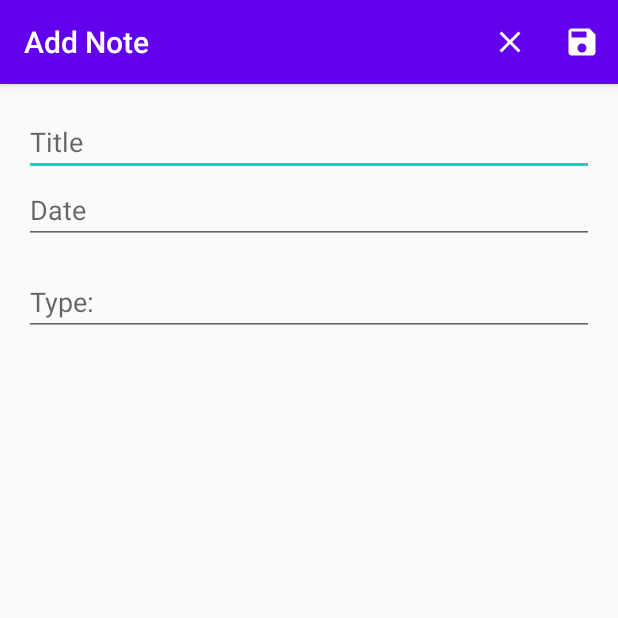
After one commit to RapidMurt/FridgeApp2, an Android app: the NewCardActivityFreezer screen opened directly, with no data from a screen before it, on a phone screen of 412 x 824 dp, the top half of it. The commit adds this screen. Run offline under Robolectric (Android 15) with nearby library versions, the phone set to English and light mode, and no system bars; our stand-ins replace Firebase (no records; nobody signed in at launch, a user with empty details on screens opened directly); Roboto replaces fonts that are not available here.

Commit message:
FoutOplossing Fridge fragment + freezer Fragment
Fout gevonden voor het niet tonen  van de cards na het goed herbekijken van de videos en goed begrijpen van de code heb ik de oplossing gevonden er stond een lijn code dat dit tonen blokeerde dit was nog van de activity.

Ook heb ik hier de freezer collection aangemaakt en deze werkt ook en toont ook de verschillende cards

```diff
--- a/app/build.gradle
+++ b/app/build.gradle
@@ -28,6 +28,7 @@ dependencies {
     implementation fileTree(dir: "libs", include: ["*.jar"])
     implementation 'androidx.appcompat:appcompat:1.2.0'
     implementation 'androidx.cardview:cardview:1.0.0'
+    implementation 'androidx.recyclerview:recyclerview:1.1.0'
     //noinspection GradleCompatible
     implementation 'com.android.support:design:28.0.0'
     implementation 'androidx.constraintlayout:constraintlayout:2.0.4'
--- /dev/null
+++ b/app/src/main/java/com/example/fridgeapp/Freezer/NewCardActivityFreezer.java
@@ -0,0 +1,66 @@
+package com.example.fridgeapp.Freezer;
+
+import android.os.Bundle;
+import android.view.Menu;
+import android.view.MenuInflater;
+import android.view.MenuItem;
+import android.widget.EditText;
+import android.widget.Toast;
+
+import androidx.appcompat.app.AppCompatActivity;
+
+import com.example.fridgeapp.Fridge.Card;
+import com.example.fridgeapp.R;
+import com.google.firebase.firestore.CollectionReference;
+import com.google.firebase.firestore.FirebaseFirestore;
+
+public class NewCardActivityFreezer extends AppCompatActivity {
+
+    private EditText editTextTitle;
+    private EditText editTextExpireDate;
+    private EditText editTextType;
+
+    @Override
+    protected void onCreate(Bundle savedInstanceState) {
+        super.onCreate(savedInstanceState);
+        setContentView(R.layout.newcardfreezer);
+        getSupportActionBar().setHomeAsUpIndicator(R.drawable.ic_close);
+        setTitle("Add Note");
+        editTextTitle = findViewById(R.id.edit_text_title);
+        editTextExpireDate = findViewById(R.id.edit_text_expireDate);
+        editTextType = findViewById(R.id.edit_text_type);
+    }
+    @Override
+    public boolean onCreateOptionsMenu(Menu menu) {
+        MenuInflater menuInflater = getMenuInflater();
+        menuInflater.inflate(R.menu.new_menu, menu);
+        return super.onCreateOptionsMenu(menu);
+    }
+    @Override
+    public boolean onOptionsItemSelected(MenuItem item) {
+        switch (item.getItemId()) {
+            case R.id.save:
+                saveNote();
+                return true;
+            case R.id.close:
+                getSupportFragmentManager().beginTransaction().replace(R.id.fragment_container, new Freezer()).commit();
+
+            default:
+                return super.onOptionsItemSelected(item);
+        }
+    }
+    private void saveNote() {
+        String title = editTextTitle.getText().toString();
+        String expireDate= editTextExpireDate.getText().toString();
+        String type = editTextType.getText().toString();
+        if (title.trim().isEmpty() || expireDate.trim().isEmpty() || type.trim().isEmpty()) {
+            Toast.makeText(this, "Please insert a title , expireDate , Type", Toast.LENGTH_SHORT).show();
+            return;
+        }
+        CollectionReference notebookRef = FirebaseFirestore.getInstance()
+                .collection("Freezer");
+        notebookRef.add(new Card(title, expireDate, type));
+        Toast.makeText(this, "card added", Toast.LENGTH_SHORT).show();
+        finish();
+    }
+}
--- a/app/src/main/java/com/example/fridgeapp/Fridge/Card.java
+++ b/app/src/main/java/com/example/fridgeapp/Fridge/Card.java
@@ -1,10 +1,13 @@
 package com.example.fridgeapp.Fridge;
+
+import androidx.annotation.Keep;
 
 public class Card {
     private String title;
     private String expireDate;
     private String type;
 
+    @Keep
     public Card()
     {
         //empty constructor needed
--- a/app/src/main/res/layout/nav_header.xml
+++ b/app/src/main/res/layout/nav_header.xml
@@ -9,11 +9,13 @@
     android:theme="@style/ThemeOverlay.AppCompat.Dark">
 
     <ImageView
+        android:id="@+id/ImageProfileNav"
         android:layout_width="wrap_content"
         android:layout_height="wrap_content"
         android:src="@mipmap/ic_launcher_round" />
 
     <TextView
+        android:id="@+id/profileFullNameNav"
         android:layout_width="wrap_content"
         android:layout_height="wrap_content"
         android:paddingTop="8dp"
@@ -21,6 +23,7 @@
         android:textAppearance="@style/TextAppearance.AppCompat.Body1"
         android:textColor="@color/black"/>
     <TextView
+        android:id="@+id/profileMailAdressNav"
         android:layout_width="wrap_content"
         android:layout_height="wrap_content"
         android:text="username@email.com"
--- /dev/null
+++ b/app/src/main/res/layout/newcardfreezer.xml
@@ -0,0 +1,33 @@
+<?xml version="1.0" encoding="utf-8"?>
+<LinearLayout xmlns:android="http://schemas.android.com/apk/res/android"
+    xmlns:app="http://schemas.android.com/apk/res-auto"
+    xmlns:tools="http://schemas.android.com/tools"
+    android:layout_width="match_parent"
+    android:layout_height="match_parent"
+    android:orientation="vertical"
+    android:padding="16dp"
+    tools:context=".Freezer.NewCardActivityFreezer">
+
+
+    <EditText
+        android:id="@+id/edit_text_title"
+        android:layout_width="match_parent"
+        android:layout_height="wrap_content"
+        android:hint="Title"
+        android:inputType="text"/>
+    <EditText
+        android:id="@+id/edit_text_expireDate"
+        android:layout_width="match_parent"
+        android:layout_height="wrap_content"
+        android:hint="Date"
+        android:inputType="text"/>
+
+    <EditText
+        android:id="@+id/edit_text_type"
+        android:layout_width="match_parent"
+        android:layout_height="wrap_content"
+        android:layout_marginTop="16dp"
+        android:hint="Type:"
+        android:textAppearance="@android:style/TextAppearance.Medium"/>
+
+</LinearLayout>
```
Also changed, not shown: app/src/main/AndroidManifest.xml (+12 -4 lines), app/src/main/java/com/example/fridgeapp/Freezer/Freezer.java (added, +81 -0 lines), app/src/main/java/com/example/fridgeapp/Fridge/ClassAdapter.java (+16 -20 lines), app/src/main/java/com/example/fridgeapp/Fridge/Fridge.java (+3 -6 lines), app/src/main/java/com/example/fridgeapp/MainActivity.java (+22 -0 lines), app/src/main/res/layout/fragment_freezer.xml (added, +21 -0 lines), app/src/main/res/layout/item.xml (+4 -4 lines).
